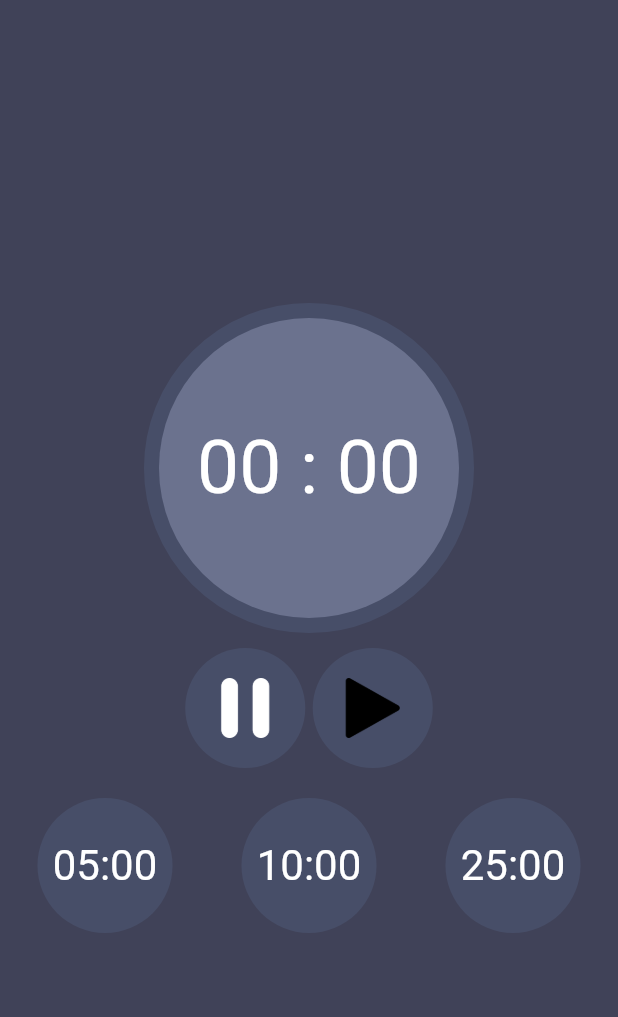
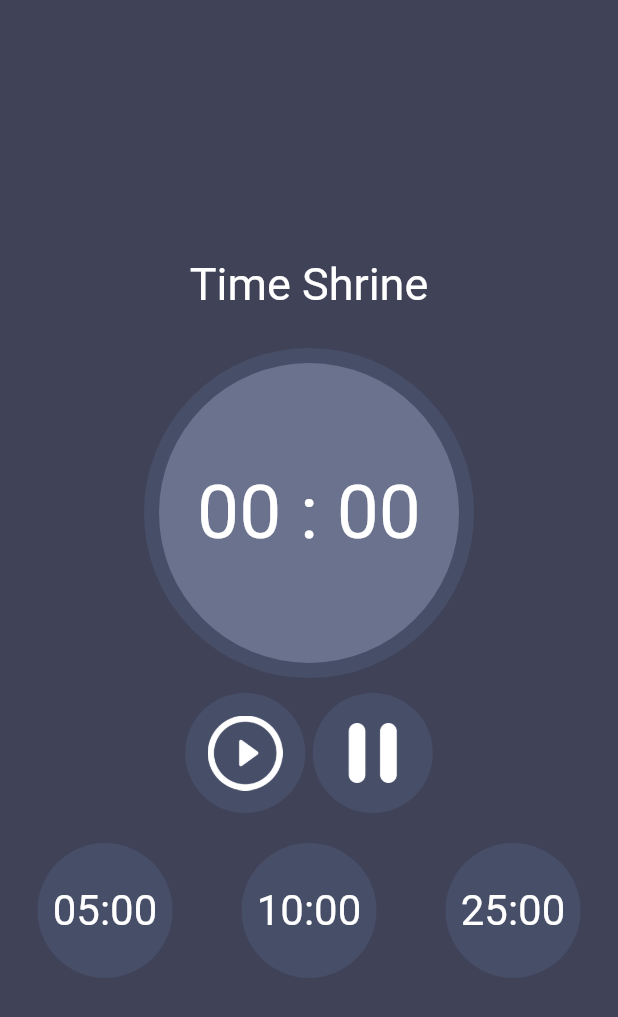
Before and after one commit to 777leed/Nulife, a Flutter app: the screen it shows after launch, after a tap on "Timer", on a phone screen of 412 x 824 dp. Shown: the top 1017 px of the screen. Run offline on Flutter 3.47's test engine with Material 2 defaults, Android fonts, the phone set to English and light mode, and no system bars; drawn by our look-alikes of percent_indicator; our stand-ins replace sqflite, vibration; accounts and stored records are empty; Roboto replaces fonts that are missing (MS Gothic).

```diff
--- a/lib/Pages/homepage.dart
+++ b/lib/Pages/homepage.dart
@@ -1,7 +1,6 @@
 // ignore_for_file: prefer_const_constructors, prefer_const_literals_to_create_immutables
 
 import 'package:flutter/material.dart';
-import 'package:puzzeled_up/Pages/clonestamp.dart';
 import 'package:puzzeled_up/Pages/timerStamp.dart';
 import 'package:puzzeled_up/Pages/to_do_list.dart';
 
@@ -17,24 +16,6 @@ class homepage extends StatelessWidget {
   @override
   Widget build(BuildContext context) {
     return Scaffold(
-        bottomNavigationBar: BottomNavigationBar(
-          backgroundColor: color_hunt[2],
-          selectedItemColor: color_hunt[0],
-          items: const <BottomNavigationBarItem>[
-            BottomNavigationBarItem(
-              icon: Icon(Icons.home, color: Color(0xFF404258)),
-              label: 'Home',
-            ),
-            BottomNavigationBarItem(
-              icon: Icon(Icons.celebration, color: Color(0xFF404258)),
-              label: 'Achievements',
-            ),
-            BottomNavigationBarItem(
-              icon: Icon(Icons.settings, color: Color(0xFF404258)),
-              label: 'Settings',
-            ),
-          ],
-        ),
         backgroundColor: color_hunt[0],
         body: SafeArea(
           child: Column(
--- a/lib/Pages/timerStamp.dart
+++ b/lib/Pages/timerStamp.dart
@@ -32,7 +32,7 @@ class _myTimerState extends State<myTimer> {
     setState(() {
       _start = timerDuration;
     });
-    const oneSec = Duration(milliseconds: 50);
+    const oneSec = Duration(seconds: 1);
     _timer = Timer.periodic(
       oneSec,
       (Timer timer) => setState(
@@ -46,8 +46,14 @@ class _myTimerState extends State<myTimer> {
                       backgroundColor: color_hunt[2],
                       title: Center(
                         child: Text("YOUR TIME IS DONE HERE",
+                            textAlign: TextAlign.center,
                             style: TextStyle(
                                 fontFamily: 'MS Gothic', color: Colors.white)),
+                      ),
+                      content: SizedBox(
+                        height: 80,
+                        width: 80,
+                        child: Image.asset('Assets/time is up.png'),
                       ),
                       actions: [
                         Center(
@@ -104,7 +110,28 @@ class _myTimerState extends State<myTimer> {
       body: SafeArea(
         child: Padding(
             padding: const EdgeInsets.all(25.0),
-          child: Center(
+            child: Column(
+              mainAxisAlignment: MainAxisAlignment.center,
+              children: [
+                Padding(
+                    padding: const EdgeInsets.only(bottom: 25), child: title()),
+                body()
+              ],
+            )),
+      ),
+    );
+  }
+
+  Widget title() {
+    return Text(
+      "Time Shrine",
+      style:
+          TextStyle(fontSize: 30, fontFamily: 'MS Gothic', color: Colors.white),
+    );
+  }
+
+  Widget body() {
+    return Center(
       child: Column(
         mainAxisAlignment: MainAxisAlignment.center,
         children: [
@@ -114,9 +141,6 @@ class _myTimerState extends State<myTimer> {
           ),
           rowofclocks()
         ],
-            ),
-          ),
-        ),
       ),
     );
   }
@@ -156,7 +180,9 @@ class _myTimerState extends State<myTimer> {
   Widget runtheclock() {
     return GestureDetector(
       onTap: () {
+        if (_start != 0) {
           unpauseTimer();
+        }
       },
       child: Stack(
         alignment: Alignment.center,
@@ -168,8 +194,8 @@ class _myTimerState extends State<myTimer> {
                 color: color_hunt[1], borderRadius: BorderRadius.circular(100)),
           ),
           SizedBox(
-            height: 40,
-            width: 40,
+            height: 50,
+            width: 50,
             child: Image.asset('Assets/play.png'),
           )
         ],
@@ -206,11 +232,11 @@ class _myTimerState extends State<myTimer> {
         Row(
           mainAxisAlignment: MainAxisAlignment.center,
           children: [
-            pausetheclock(),
+            runtheclock(),
             SizedBox(
               width: 5,
             ),
-            runtheclock()
+            pausetheclock()
           ],
         )
       ],
```
Also changed, not shown: lib/Pages/clonestamp.dart (deleted, +0 -109 lines), Assets/play.png, Assets/time is up.png (added). Lines whose indentation alone changed are shown as unchanged.
